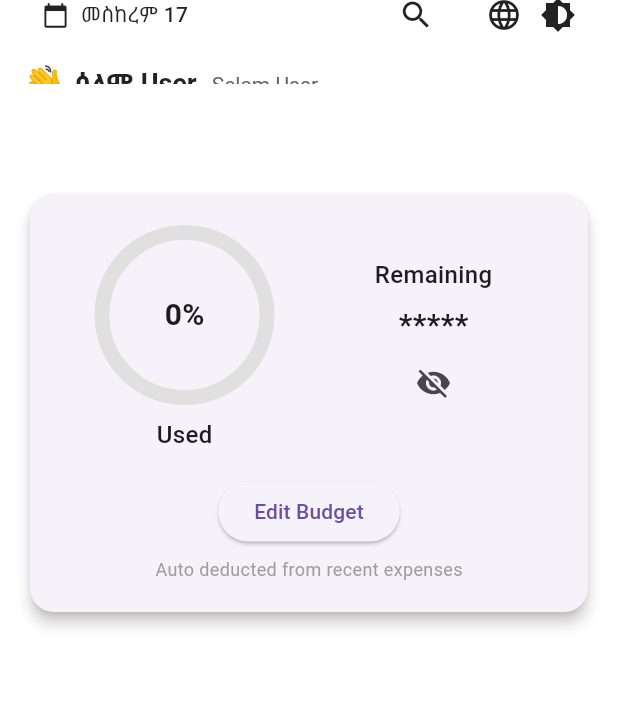
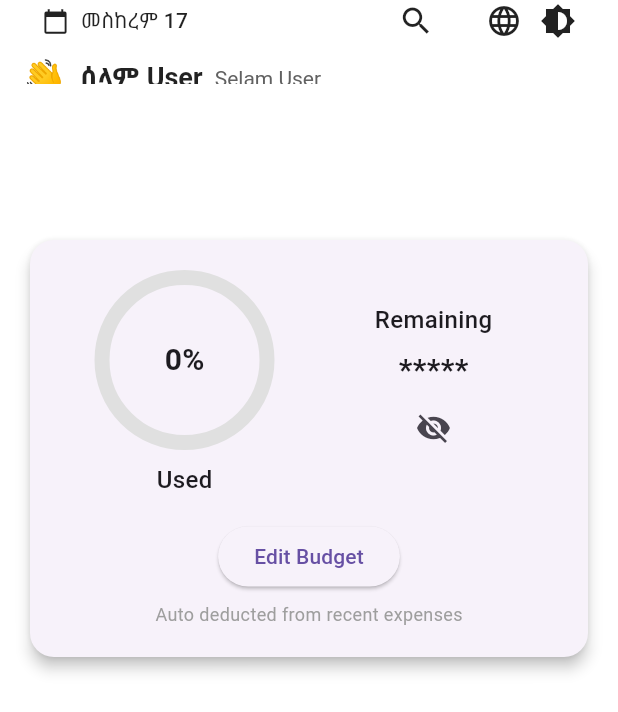
Before and after one commit to Yoni-Berihun/Yegna-Budget, a Flutter app: the HomeContent screen opened directly, on a phone screen of 412 x 824 dp. Shown: the top 712 px of the screen. Run offline on Flutter 3.47's test engine with Material 3 defaults, Android fonts, the phone set to English and light mode, and no system bars; drawn by our look-alikes of percent_indicator; our stand-ins replace flutter_riverpod, shared_preferences; accounts and stored records are empty.

Commit message:
fixed 50% of the issuesin the app bar

```diff
--- a/lib/presentation/screens/home/home_content.dart
+++ b/lib/presentation/screens/home/home_content.dart
@@ -21,7 +21,7 @@ class HomeContent extends ConsumerWidget {
         backgroundColor: Colors.white,
     appBar: PreferredSize(
 
-  preferredSize: const Size.fromHeight(110),
+  preferredSize: const Size.fromHeight(140),
   child: AppBar(
     automaticallyImplyLeading: false,
     backgroundColor: Colors.white,   // ✅ clean background
@@ -64,12 +64,12 @@ class HomeContent extends ConsumerWidget {
             ),
           ],
         ),
-        const SizedBox(height: 8),
+
         // Row 2: Greeting
         Row(
           children: [
             const Text('👋', style: TextStyle(fontSize: 22)),
-            const SizedBox(width: 6),
+            const SizedBox(width:10 ),
             Text(
               'ሰላም $displayName',
               style: const TextStyle(
@@ -78,7 +78,7 @@ class HomeContent extends ConsumerWidget {
                 color: Colors.black87, // ✅ force dark
               ),
             ),
-            const SizedBox(width: 10),
+            const SizedBox(width: 8),
             Text(
               'Selam $displayName',
               style: TextStyle(
@@ -86,12 +86,14 @@ class HomeContent extends ConsumerWidget {
                 color: Colors.grey[700], // ✅ softer secondary
               ),
             ),
+
           ],
         ),
       ],
     ),
   ),
 ),
+
         body: SingleChildScrollView(
           padding: const EdgeInsets.all(16),
           child: Column(
```
